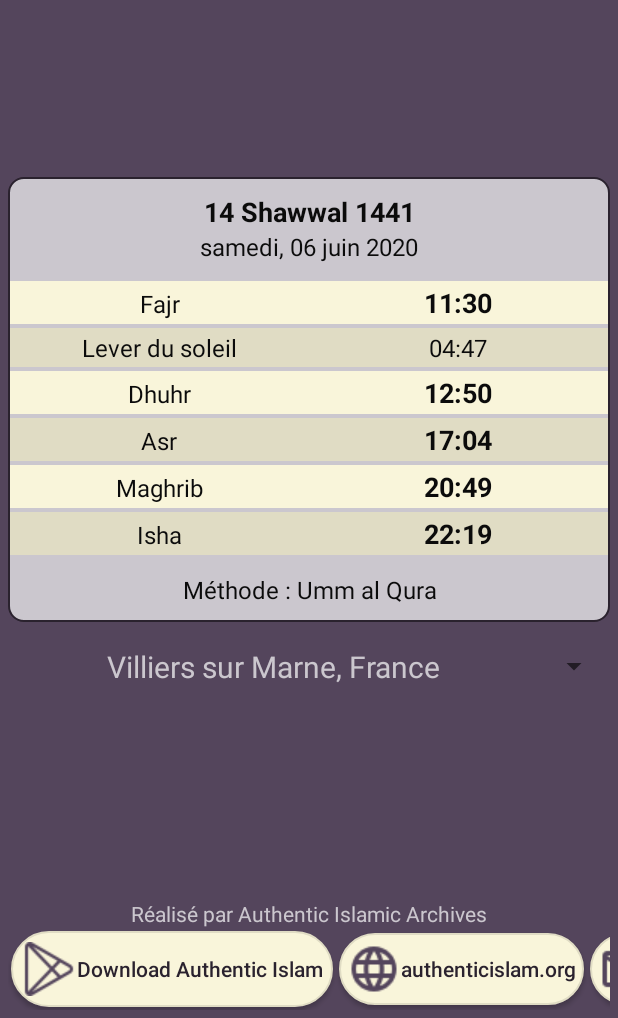
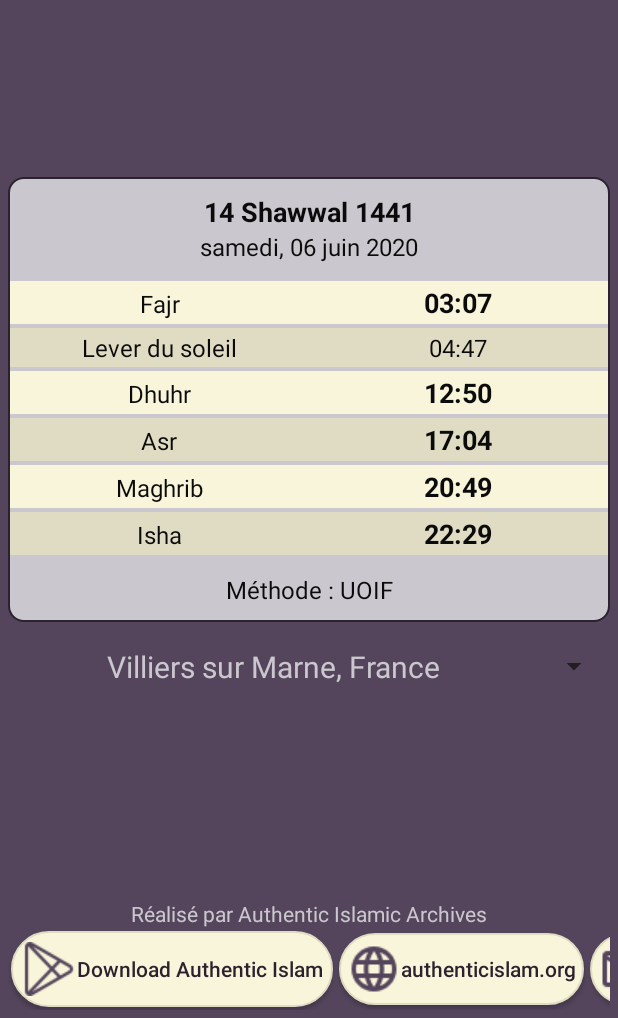
Before and after one commit to authenticislamicarchives/adhan, an Android app: the screen it shows after launch (MainActivity), on a phone screen of 412 x 824 dp, the part 218-1236 px from its top. Run offline under Robolectric (Android 15) with nearby library versions, the phone set to English and light mode, and no system bars.

Commit message:
1.3.1 : UOIF

```diff
--- a/app/build.gradle
+++ b/app/build.gradle
@@ -5,7 +5,7 @@ ext {
 
     versionMajor = 1
     versionMinor = 3
-    versionPatch = 0
+    versionPatch = 1
 }
 
 
--- a/app/src/main/java/abdoulbasith/adhan/Utils.java
+++ b/app/src/main/java/abdoulbasith/adhan/Utils.java
@@ -77,7 +77,7 @@ public class Utils {
 
 
         PrayerTimes prayerTimes = new TimeCalculator().date(new GregorianCalendar()).location(latitude, longitude,
-                0, 0).timeCalculationMethod(AngleCalculationType.UMM_AL_QURA).umElQuraRamadanAdjustment(false).calculateTimes();
+                0, 0).timeCalculationMethod(AngleCalculationType.UOIF).umElQuraRamadanAdjustment(false).calculateTimes();
         prayerTimes.setUseSecond(true);
 
 
--- a/app/src/main/res/values/strings.xml
+++ b/app/src/main/res/values/strings.xml
@@ -6,7 +6,7 @@
     <string name="txt_asr">Asr</string>
     <string name="txt_maghrib">Maghrib</string>
     <string name="txt_isha">Isha</string>
-    <string name="txt_ville_methode">Méthode : Umm al Qura</string>
+    <string name="txt_ville_methode">Méthode : UOIF</string>
     <string name="channel_id">adhan_channel</string>
     <string name="channel_name">Notification Adhan</string>
     <string name="version">"Version "</string>
```
Also changed, not shown: app/src/main/java/abdoulbasith/adhan/AdhanJobService.java (+0 -43 lines), 1 other file.
